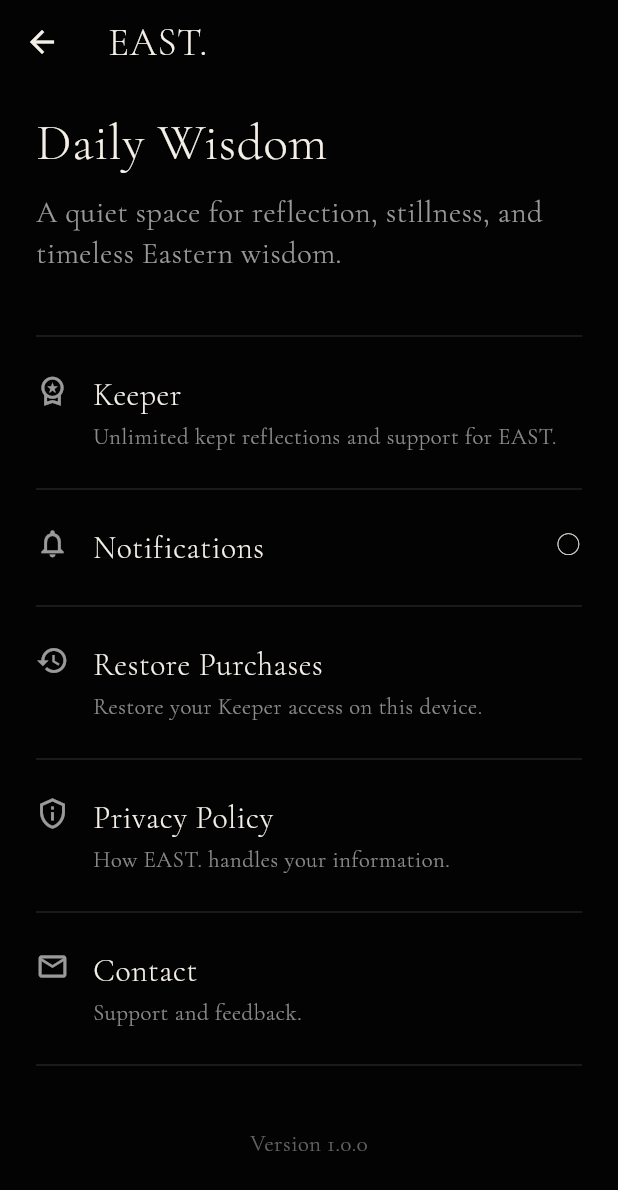
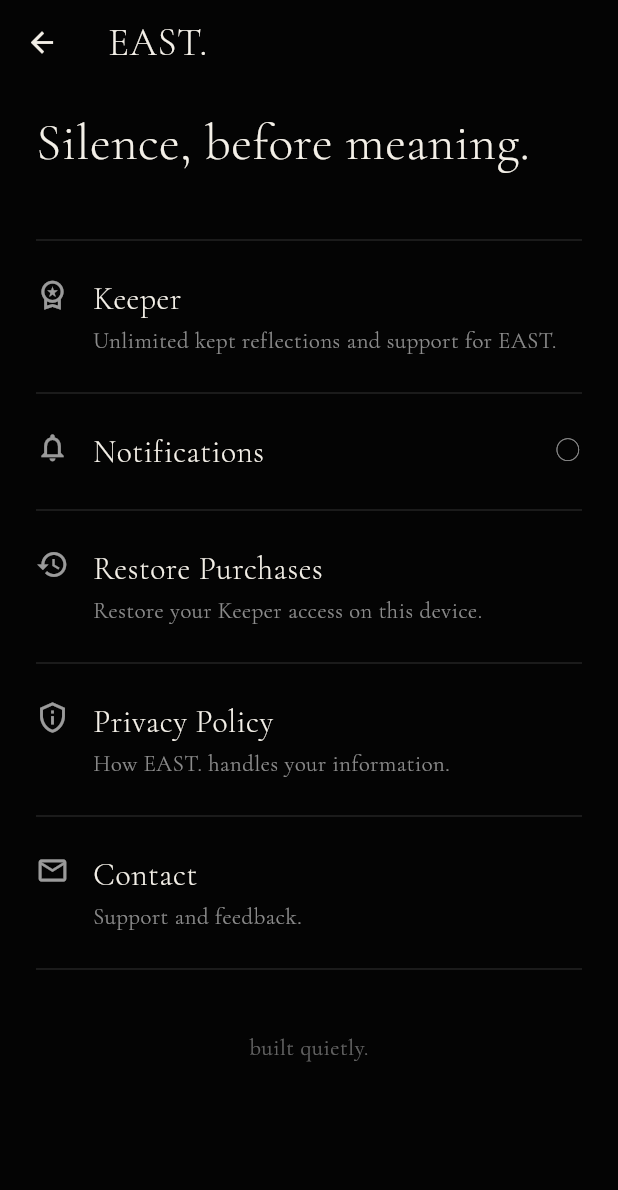
Before and after one commit to wv6czzy669-boop/wisdom-east-app, a Flutter app: the screen it shows after launch, after a tap on the "settings" icon, on a phone screen of 412 x 824 dp. Shown: the top 1190 px of the screen. Run offline on Flutter 3.47's test engine with Material 3 defaults, Android fonts, the phone set to English and light mode, and no system bars; our stand-ins replace audioplayers, in_app_purchase, shared_preferences.

Commit message:
Apply luxury visual polish and cinematic refinement

```diff
--- a/lib/app.dart
+++ b/lib/app.dart
@@ -12,7 +12,7 @@
       debugShowCheckedModeBanner: false,
       theme: ThemeData(
         brightness: Brightness.dark,
-        scaffoldBackgroundColor: const Color(0xFF030303),
+        scaffoldBackgroundColor: const Color(0xFF040404),
         textTheme: ThemeData.dark().textTheme.apply(
               fontFamily: 'CormorantGaramond',
             ),
--- a/lib/screens/home_screen.dart
+++ b/lib/screens/home_screen.dart
@@ -46,6 +46,7 @@
   bool navigationInProgress = false;
   bool saveInteractionEnabled = false;
   bool _reduceMotion = false;
+  bool _isInBlackSilence = false;
 
   final ritualFlowController = const RitualFlowController();
 
@@ -65,6 +66,7 @@
     unawaited(audioService.stop());
     transitionInProgress = false;
     _transitionLock = false;
+    _isInBlackSilence = false;
   }
 
   void restoreStableRitualState() {
@@ -73,6 +75,7 @@
     setState(() {
       transitionInProgress = false;
       _transitionLock = false;
+      _isInBlackSilence = false;
       textOpacity = 1.0;
       textScale = 1.0;
 
@@ -378,17 +381,6 @@
     }
 
     if (screenStep == 2) {
-      HapticFeedback.selectionClick();
-
-      await transitionToText(
-        "Tap to Reveal",
-        nextStep: 3,
-      );
-
-      return;
-    }
-
-    if (screenStep == 3) {
       await revealWisdom();
       return;
     }
@@ -507,9 +499,9 @@
     String message;
 
     if (hours <= 0) {
-      message = "The next wisdom opens in ${minutes + 1} min.";
+      message = "Return when the silence opens again.\n${minutes + 1} min";
     } else {
-      message = "The next wisdom opens in ${hours}h ${minutes}m.";
+      message = "Return when the silence opens again.\n${hours}h ${minutes}m";
     }
 
     if (mounted) {
@@ -566,13 +558,12 @@
         keeperPromptOpacity = 0.0;
         pauseFeelOpacity = 0.0;
         revealGlowOpacity = 0.0;
-        backgroundDepth = 0.82;
+        backgroundDepth = 1.0;
         textScale = 0.975;
       });
 
-      await Future.delayed(const Duration(milliseconds: 880));
-
-      if (!mounted || currentFlow != flowSessionId) return;
+      final fadeComplete =
+          Future<void>.delayed(const Duration(milliseconds: 1250));
 
       String selectedText;
 
@@ -582,29 +573,29 @@
         selectedText = "Silence is still available.";
       }
 
-      if (!mounted || currentFlow != flowSessionId) return;
-
-      setState(() {
-        currentText = selectedText;
-        screenStep = 4;
-        revealGlowOpacity = 0.16;
-      });
-
-      await Future.delayed(const Duration(milliseconds: 260));
+      await fadeComplete;
 
       if (!mounted || currentFlow != flowSessionId) return;
 
       setState(() {
+        _isInBlackSilence = true;
+      });
+
+      await Future.delayed(const Duration(milliseconds: 1800));
+
+      if (!mounted || currentFlow != flowSessionId) return;
+
+      setState(() {
+        _isInBlackSilence = false;
+        currentText = selectedText;
+        screenStep = 4;
         textOpacity = 1.0;
         textScale = 1.0;
         backgroundDepth = 0.30;
+        revealGlowOpacity = 0.16;
       });
 
-      await Future.delayed(const Duration(milliseconds: 280));
-
-      if (!mounted || currentFlow != flowSessionId) return;
-
-      audioService.playRevealSound();
+      unawaited(audioService.playRevealSound());
       HapticFeedback.selectionClick();
 
       await Future.delayed(const Duration(milliseconds: 900));
@@ -790,13 +781,14 @@
     double size, {
     Color color = const Color(0xFFF4F0E8),
     bool glow = false,
+    double height = 1.28,
   }) {
     return TextStyle(
       color: color,
       fontSize: size,
       fontWeight: FontWeight.w300,
       fontFamily: 'CormorantGaramond',
-      height: 1.28,
+      height: height,
       letterSpacing: 0.5,
       shadows: glow
           ? [
@@ -819,10 +811,14 @@
       1.0,
       MediaQuery.sizeOf(context).width - 68,
     );
+    final revealedWisdomWidth = max(
+      1.0,
+      MediaQuery.sizeOf(context).width * 0.60,
+    );
     final textSize = screenStep == 0
         ? 42.0
         : wisdomRevealed
-            ? 33.0
+            ? 32.0
             : onPauseScreen
                 ? 31.0
                 : onHeartScreen
@@ -839,7 +835,8 @@
     )!;
 
     return Scaffold(
-      backgroundColor: const Color(0xFF030303),
+      backgroundColor:
+          _isInBlackSilence ? Colors.black : const Color(0xFF040404),
       body: SafeArea(
         child: Stack(
           children: [
@@ -847,7 +844,7 @@
               duration: const Duration(milliseconds: 1000),
               curve: Curves.easeInOutCubic,
               color: Color.lerp(
-                const Color(0xFF030303),
+                const Color(0xFF040404),
                 const Color(0xFF000000),
                 backgroundDepth,
               ),
@@ -906,7 +903,9 @@
             Positioned.fill(
               child: GestureDetector(
                 behavior: HitTestBehavior.opaque,
-                onTap: navigationInProgress ? null : handleMainTap,
+                onTap: navigationInProgress || _transitionLock
+                    ? null
+                    : handleMainTap,
                 onLongPress: null,
                 child: Center(
                   child: Padding(
@@ -946,10 +945,10 @@
                             curve: Curves.easeInOutCubic,
                             child: AnimatedOpacity(
                               key: const ValueKey('ritual-content-opacity'),
-                              duration: const Duration(
-                                milliseconds: 1250,
+                              duration: Duration(
+                                milliseconds: wisdomRevealed ? 850 : 1250,
                               ),
-                              curve: Curves.easeInOutCubic,
+                              curve: Curves.easeOutCubic,
                               opacity: textOpacity,
                               child: AnimatedBuilder(
                                 animation: pulseAnimation,
@@ -983,6 +982,7 @@
                                                 duration: const Duration(
                                                   milliseconds: 1200,
                                                 ),
+                                                curve: Curves.easeOutCubic,
                                                 opacity: openingSubtitleOpacity,
                                                 child: Text(
                                                   "where silence speaks",
@@ -1019,7 +1019,7 @@
                                                   duration: const Duration(
                                                     milliseconds: 1250,
                                                   ),
-                                                  curve: Curves.easeInOutCubic,
+                                                  curve: Curves.easeOutCubic,
                                                   opacity: pauseFeelOpacity,
                                                   child: Text(
                                                     "Feel.",
@@ -1037,7 +1037,14 @@
                                         : FittedBox(
                                             fit: BoxFit.scaleDown,
                                             child: SizedBox(
-                                              width: ritualTextWidth,
+                                              key: wisdomRevealed
+                                                  ? const ValueKey(
+                                                      'revealed-wisdom-layout',
+                                                    )
+                                                  : null,
+                                              width: wisdomRevealed
+                                                  ? revealedWisdomWidth
+                                                  : ritualTextWidth,
                                               child: Text(
                                                 currentText,
                                                 textAlign: TextAlign.center,
@@ -1048,6 +1055,9 @@
                                                       : finalColor,
                                                   glow: wisdomRevealed ||
                                                       onHeartScreen,
+                                                  height: wisdomRevealed
+                                                      ? 1.48
+                                                      : 1.28,
                                                 ),
                                               ),
                                             ),
@@ -1062,8 +1072,10 @@
                 ),
               ),
             ),
+            if (!(screenStep == 2 && _transitionLock))
               Positioned(
-              top: 10,
+                key: const ValueKey('top-navigation'),
+                top: 4,
                 right: 8,
                 child: Row(
                   mainAxisSize: MainAxisSize.min,
@@ -1074,6 +1086,7 @@
                         Icons.settings_outlined,
                         color: Colors.white70,
                         size: 27,
+                        weight: 300,
                       ),
                       onPressed: openSettings,
                     ),
@@ -1083,8 +1096,9 @@
                         '○',
                         style: TextStyle(
                           color: Colors.white70,
-                        fontSize: 30,
+                          fontSize: 29,
                           fontWeight: FontWeight.w300,
+                          fontFamily: 'CormorantGaramond',
                           height: 1,
                         ),
                       ),
@@ -1106,6 +1120,7 @@
                       duration: const Duration(
                         milliseconds: 1000,
                       ),
+                      curve: Curves.easeOutCubic,
                       opacity: saveControlOpacity,
                       onEnd: () {
                         if (!mounted ||
@@ -1129,6 +1144,7 @@
                             color: Color(0xFFF4F0E8),
                             fontSize: 29,
                             fontWeight: FontWeight.w300,
+                            fontFamily: 'CormorantGaramond',
                             height: 1,
                           ),
                         ),
@@ -1145,6 +1161,7 @@
                 top: MediaQuery.of(context).size.height / 2 + 124,
                 child: AnimatedOpacity(
                   duration: const Duration(milliseconds: 900),
+                  curve: Curves.easeOutCubic,
                   opacity: keeperPromptOpacity,
                   child: Column(
                     children: [
@@ -1163,6 +1180,13 @@
                   ),
                 ),
               ),
+            if (_isInBlackSilence)
+              const Positioned.fill(
+                child: ColoredBox(
+                  key: ValueKey('black-silence'),
+                  color: Colors.black,
+                ),
+              ),
           ],
         ),
       ),
--- a/lib/screens/settings_screen.dart
+++ b/lib/screens/settings_screen.dart
@@ -144,10 +144,15 @@
   @override
   Widget build(BuildContext context) {
     return Scaffold(
-      backgroundColor: const Color(0xFF030303),
+      backgroundColor: const Color(0xFF040404),
       appBar: AppBar(
-        backgroundColor: const Color(0xFF030303),
+        backgroundColor: const Color(0xFF040404),
         foregroundColor: const Color(0xFFF4F0E8),
+        iconTheme: const IconThemeData(
+          color: Color(0xFFF4F0E8),
+          size: 22,
+          weight: 300,
+        ),
         surfaceTintColor: Colors.transparent,
         shadowColor: Colors.transparent,
         scrolledUnderElevation: 0,
@@ -166,16 +171,8 @@
         ),
         children: [
           Text(
-            "Daily Wisdom",
+            "Silence, before meaning.",
             style: eastStyle(34),
-          ),
-          const SizedBox(height: 10),
-          Text(
-            "A quiet space for reflection, stillness, and timeless Eastern wisdom.",
-            style: eastStyle(
-              20,
-              color: Colors.white60,
-            ),
           ),
           const SizedBox(height: 34),
           const Divider(
@@ -265,7 +262,7 @@
           const SizedBox(height: 34),
           Center(
             child: Text(
-              "Version 1.0.0",
+              "built quietly.",
               style: eastStyle(
                 15,
                 color: Colors.white38,
@@ -291,8 +288,8 @@
         child: Text(
           isEnabled ? '●' : '○',
           style: const TextStyle(
-            color: Color(0xFFF4F0E8),
-            fontSize: 23,
+            color: Colors.white60,
+            fontSize: 24,
             fontWeight: FontWeight.w300,
             fontFamily: 'CormorantGaramond',
             height: 1,
```
Also changed, not shown: lib/screens/keeper_screen.dart (+8 -2 lines), lib/screens/saved_reflections_screen.dart (+7 -2 lines), assets/icon/app_icon.png, 23 other files. Lines whose indentation alone changed are shown as unchanged.
